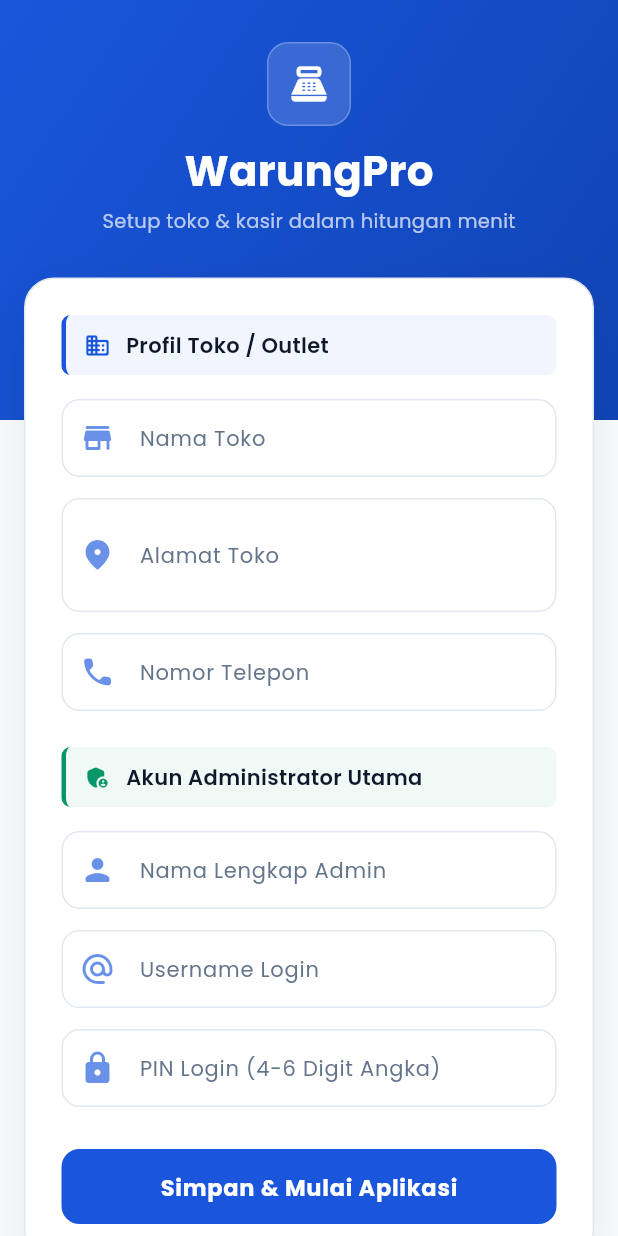
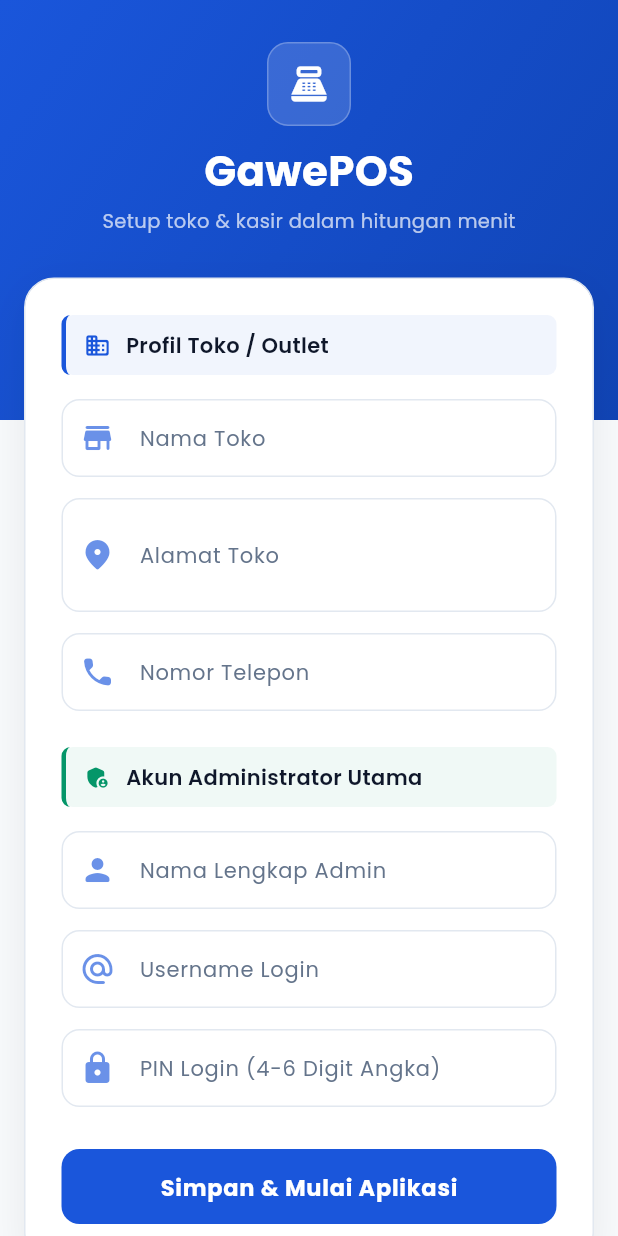
Before and after one commit to adamadifa/gawepos, a Flutter app: the OnboardingPage screen opened directly, on a phone screen of 412 x 824 dp. Run offline on Flutter 3.47's test engine with Material 3 defaults, Android fonts, the light colour scheme and no system bars; our stand-ins replace drift, file_picker, fl_chart, flutter_bloc, get_it, google_fonts and 3 more; missing offline and left inert: blue_thermal_printer, esc_pos_utils_plus, mobile_scanner; accounts and stored records are empty; generated files the repository leaves out were written again.

Commit message:
update Nama Apllikasi

```diff
--- a/lib/core/constants/constants.dart
+++ b/lib/core/constants/constants.dart
@@ -1,7 +1,7 @@
 import 'package:flutter/material.dart';
 
 class AppConstants {
-  static const String appName = 'WarungPro';
+  static const String appName = 'GawePOS';
   static const String dbName = 'posmobile.db';
 
   // Primary Palette — Indigo Blue (Modern & Semi-Formal)
--- a/lib/features/auth/presentation/pages/login_page.dart
+++ b/lib/features/auth/presentation/pages/login_page.dart
@@ -152,7 +152,7 @@
                     ),
                     const SizedBox(height: 12),
                     Text(
-                      'WarungPro',
+                      'GawePOS',
                       style: GoogleFonts.poppins(
                         fontSize: 24,
                         fontWeight: FontWeight.bold,
--- a/lib/features/auth/presentation/pages/onboarding_page.dart
+++ b/lib/features/auth/presentation/pages/onboarding_page.dart
@@ -117,7 +117,7 @@
 
                   Center(
                     child: Text(
-                      'WarungPro',
+                      'GawePOS',
                       style: GoogleFonts.poppins(
                         fontSize: 28,
                         fontWeight: FontWeight.bold,
--- a/lib/features/auth/presentation/pages/open_shift_page.dart
+++ b/lib/features/auth/presentation/pages/open_shift_page.dart
@@ -68,7 +68,7 @@
                     ),
                     const SizedBox(height: 12),
                     Text(
-                      'WarungPro',
+                      'GawePOS',
                       style: GoogleFonts.poppins(
                         fontSize: 24,
                         fontWeight: FontWeight.bold,
--- a/lib/features/auth/presentation/pages/splash_page.dart
+++ b/lib/features/auth/presentation/pages/splash_page.dart
@@ -80,7 +80,7 @@
                   ),
                   const SizedBox(height: 20),
                   Text(
-                    'WarungPro',
+                    'GawePOS',
                     style: GoogleFonts.poppins(
                       fontSize: 34,
                       fontWeight: FontWeight.bold,
--- a/lib/features/pos/presentation/pages/database_management_page.dart
+++ b/lib/features/pos/presentation/pages/database_management_page.dart
@@ -185,7 +185,7 @@
   Future<void> _shareBackup(File file) async {
     try {
       final name = p.basename(file.path);
-      await Share.shareXFiles([XFile(file.path)], text: 'Cadangan Lengkap WarungPro - $name');
+      await Share.shareXFiles([XFile(file.path)], text: 'Cadangan Lengkap GawePOS - $name');
     } catch (e) {
       if (mounted) {
         ScaffoldMessenger.of(context).showSnackBar(
--- a/lib/features/reports/presentation/pages/pnl_report_page.dart
+++ b/lib/features/reports/presentation/pages/pnl_report_page.dart
@@ -73,7 +73,7 @@
                     pw.Column(
                       crossAxisAlignment: pw.CrossAxisAlignment.start,
                       children: [
-                        pw.Text('WarungPro', style: pw.TextStyle(fontSize: 22, fontWeight: pw.FontWeight.bold, color: PdfColors.indigo)),
+                        pw.Text('GawePOS', style: pw.TextStyle(fontSize: 22, fontWeight: pw.FontWeight.bold, color: PdfColors.indigo)),
                         pw.Text('Laporan Keuangan Laba Rugi', style: pw.TextStyle(fontSize: 14, color: PdfColors.grey700)),
                       ],
                     ),
@@ -108,7 +108,7 @@
                 pw.Row(
                   mainAxisAlignment: pw.MainAxisAlignment.spaceBetween,
                   children: [
-                    pw.Text('Dicetak secara otomatis oleh sistem WarungPro.', style: pw.TextStyle(fontSize: 8, color: PdfColors.grey500)),
+                    pw.Text('Dicetak secara otomatis oleh sistem GawePOS.', style: pw.TextStyle(fontSize: 8, color: PdfColors.grey500)),
                     pw.Text(DateFormat('dd MMM yyyy, HH:mm').format(DateTime.now()), style: pw.TextStyle(fontSize: 8, color: PdfColors.grey500)),
                   ],
                 ),
```
Also changed, not shown: 3 other files.
